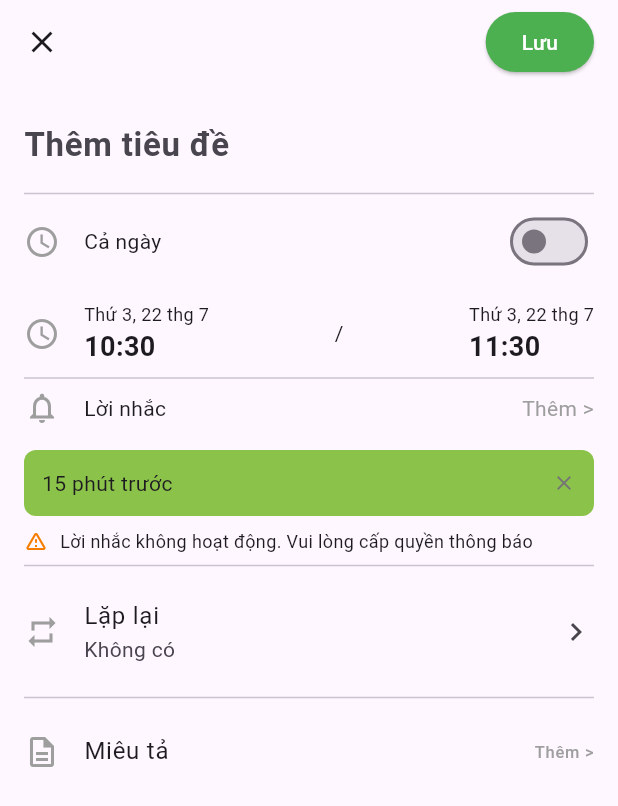
After one commit to MihFap/reminder_app, a Flutter app: the TodoDetailScreen screen opened directly, on a phone screen of 412 x 824 dp. The commit adds this screen. Shown: the top 806 px of the screen. Run offline on Flutter 3.47's test engine with Material 3 defaults, Android fonts, the phone set to English and light mode, and no system bars; our stand-ins replace table_calendar.

Commit message:
update giao diện ++++

```diff
--- a/lib/screens/calendar_screen.dart
+++ b/lib/screens/calendar_screen.dart
@@ -45,7 +45,7 @@ class _CalendarScreenState extends State<CalendarScreen> {
               SizedBox(width: 10),
               Text(
                 "${_focusedDay.month}/${_focusedDay.year}",
-                style: TextStyle(fontWeight: FontWeight.bold, fontSize: 20),
+                style: TextStyle(fontWeight: FontWeight.bold, fontSize: 25),
               ),
               SizedBox(width: 10),
               IconButton(
--- /dev/null
+++ b/lib/screens/todo_detail.dart
@@ -0,0 +1,275 @@
+import 'package:flutter/material.dart';
+import 'package:intl/intl.dart';
+
+class TodoDetailScreen extends StatefulWidget {
+  const TodoDetailScreen({super.key});
+
+  @override
+  State<TodoDetailScreen> createState() => _TodoDetailScreenState();
+}
+
+class _TodoDetailScreenState extends State<TodoDetailScreen> {
+  bool _isAllDay = false;
+
+  // 1. Thêm State để quản lý thời gian động
+  DateTime _startTime = DateTime.now();
+  DateTime _endTime = DateTime.now().add(const Duration(hours: 1));
+
+  // 2. Thêm lại hàm hiển thị Dialog chọn giờ
+  void _showCustomTimePicker(BuildContext context, bool isStartTime) {
+    DateTime initialTime = isStartTime ? _startTime : _endTime;
+    int selectedHour = initialTime.hour;
+    int selectedMinute = initialTime.minute;
+
+    final hourController = FixedExtentScrollController(initialItem: selectedHour);
+    final minuteController = FixedExtentScrollController(initialItem: selectedMinute);
+
+    showDialog(
+      context: context,
+      builder: (BuildContext context) {
+        return AlertDialog(
+          shape: RoundedRectangleBorder(borderRadius: BorderRadius.circular(20)),
+          title: Row(
+            children: const [
+              Text('Cài đặt thời gian'),
+              Spacer(),
+              Icon(Icons.watch_later_outlined)
+            ],
+          ),
+          content: SizedBox(
+            height: 200,
+            child: Row(
+              mainAxisAlignment: MainAxisAlignment.center,
+              children: [
+                SizedBox(
+                  width: 70,
+                  child: ListWheelScrollView.useDelegate(
+                    controller: hourController,
+                    itemExtent: 50,
+                    perspective: 0.005,
+                    diameterRatio: 1.2,
+                    physics: const FixedExtentScrollPhysics(),
+                    onSelectedItemChanged: (index) => selectedHour = index,
+                    childDelegate: ListWheelChildBuilderDelegate(
+                      childCount: 24,
+                      builder: (context, index) => Center(
+                        child: Text(index.toString().padLeft(2, '0'), style: const TextStyle(fontSize: 22)),
+                      ),
+                    ),
+                  ),
+                ),
+                const Text(':', style: TextStyle(fontSize: 24)),
+                SizedBox(
+                  width: 70,
+                  child: ListWheelScrollView.useDelegate(
+                    controller: minuteController,
+                    itemExtent: 50,
+                    perspective: 0.005,
+                    diameterRatio: 1.2,
+                    physics: const FixedExtentScrollPhysics(),
+                    onSelectedItemChanged: (index) => selectedMinute = index,
+                    childDelegate: ListWheelChildBuilderDelegate(
+                      childCount: 60,
+                      builder: (context, index) => Center(
+                        child: Text(index.toString().padLeft(2, '0'), style: const TextStyle(fontSize: 22)),
+                      ),
+                    ),
+                  ),
+                ),
+              ],
+            ),
+          ),
+          actions: [
+            TextButton(onPressed: () => Navigator.of(context).pop(), child: const Text('Hủy')),
+            TextButton(
+              onPressed: () {
+                setState(() {
+                  final now = DateTime.now();
+                  final newTime = DateTime(now.year, now.month, now.day, selectedHour, selectedMinute);
+                  if (isStartTime) {
+                    _startTime = newTime;
+                    if(_endTime.isBefore(_startTime.add(const Duration(hours: 1)))){
+                      _endTime = _startTime.add(const Duration(hours: 1));
+                    }
+                  } else {
+                    _endTime = newTime;
+                  }
+                });
+                Navigator.of(context).pop();
+              },
+              child: const Text('Xác nhận'),
+            ),
+          ],
+        );
+      },
+    );
+  }
+
+  @override
+  Widget build(BuildContext context) {
+    return Scaffold(
+      // XÓA: backgroundColor: Colors.white
+      appBar: AppBar(
+        // XÓA: backgroundColor và elevation
+        // Icon và chữ sẽ tự động đổi màu theo theme
+        leading: IconButton(
+          icon: const Icon(Icons.close),
+          onPressed: () => Navigator.of(context).pop(),
+        ),
+        actions: [
+          Padding(
+            padding: const EdgeInsets.only(right: 16.0, top: 8, bottom: 8),
+            child: ElevatedButton(
+              onPressed: () {},
+              style: ElevatedButton.styleFrom(
+                backgroundColor: Colors.green,
+                foregroundColor: Colors.white,
+                shape: RoundedRectangleBorder(borderRadius: BorderRadius.circular(20)),
+              ),
+              child: const Text('Lưu'),
+            ),
+          ),
+        ],
+      ),
+      body: ListView(
+        padding: const EdgeInsets.all(16.0),
+        children: [
+          const TextField(
+            decoration: InputDecoration(
+              hintText: 'Thêm tiêu đề',
+              border: InputBorder.none,
+              hintStyle: TextStyle(fontSize: 22),
+            ),
+            style: TextStyle(fontSize: 22, fontWeight: FontWeight.bold),
+          ),
+          const Divider(),
+          _buildTimeSection(), // 3. Gọi hàm đã được cập nhật
+          const Divider(),
+          _buildReminderSection(),
+          const Divider(),
+          _buildOptionRow(
+            icon: Icons.repeat,
+            title: 'Lặp lại',
+            subtitle: 'Không có',
+            trailing: const Icon(Icons.chevron_right),
+          ),
+          const Divider(),
+          _buildOptionRow(
+            icon: Icons.description_outlined,
+            title: 'Miêu tả',
+            trailing: const Text('Thêm >', style: TextStyle(color: Colors.grey)),
+          ),
+        ],
+      ),
+    );
+  }
+
+  // 3. Cập nhật Widget cho phần chọn thời gian
+  Widget _buildTimeSection() {
+    return Column(
+      children: [
+        Row(
+          children: [
+            const Icon(Icons.access_time, color: Colors.grey),
+            const SizedBox(width: 16),
+            const Text('Cả ngày'),
+            const Spacer(),
+            Switch(
+              value: _isAllDay,
+              onChanged: (value) {
+                setState(() {
+                  _isAllDay = value;
+                });
+              },
+            ),
+          ],
+        ),
+        const SizedBox(height: 16),
+        Row(
+          children: [
+            const Icon(Icons.watch_later_outlined, color: Colors.grey),
+            const SizedBox(width: 16),
+            // Ô giờ bắt đầu (có thể nhấn)
+            GestureDetector(
+              onTap: () => _showCustomTimePicker(context, true),
+              child: Column(
+                crossAxisAlignment: CrossAxisAlignment.start,
+                children: [
+                  Text(DateFormat('E, d MMM', 'vi_VN').format(_startTime), style: const TextStyle(fontSize: 12)),
+                  Text(DateFormat('HH:mm').format(_startTime), style: const TextStyle(fontSize: 18, fontWeight: FontWeight.bold)),
+                ],
+              ),
+            ),
+            const Spacer(),
+            const Text('/'),
+            const Spacer(),
+            // Ô giờ kết thúc (có thể nhấn)
+            GestureDetector(
+              onTap: () => _showCustomTimePicker(context, false),
+              child: Column(
+                crossAxisAlignment: CrossAxisAlignment.start,
+                children: [
+                  Text(DateFormat('E, d MMM', 'vi_VN').format(_endTime), style: const TextStyle(fontSize: 12)),
+                  Text(DateFormat('HH:mm').format(_endTime), style: const TextStyle(fontSize: 18, fontWeight: FontWeight.bold)),
+                ],
+              ),
+            ),
+          ],
+        ),
+      ],
+    );
+  }
+
+  Widget _buildReminderSection() {
+    // Giữ nguyên mã của bạn
+    return Column(
+      children: [
+        Row(
+          children: const [
+            Icon(Icons.notifications_outlined, color: Colors.grey),
+            SizedBox(width: 16),
+            Text('Lời nhắc'),
+            Spacer(),
+            Text('Thêm >', style: TextStyle(color: Colors.grey)),
+          ],
+        ),
+        const SizedBox(height: 16),
+        Container(
+          padding: const EdgeInsets.all(12),
+          decoration: BoxDecoration(color: Colors.lightGreen, borderRadius: BorderRadius.circular(8)),
+          child: Row(
+            children: [
+              const Text('15 phút trước'),
+              const Spacer(),
+              Icon(Icons.close, size: 16, color: Colors.grey.shade600),
+            ],
+          ),
+        ),
+        const SizedBox(height: 8),
+        Row(
+          children: [
+            Icon(Icons.warning_amber_rounded, color: Colors.orange.shade700, size: 16),
+            const SizedBox(width: 8),
+            const Text('Lời nhắc không hoạt động. Vui lòng cấp quyền thông báo', style: TextStyle(fontSize: 12)),
+          ],
+        )
+      ],
+    );
+  }
+
+  Widget _buildOptionRow({
+    required IconData icon,
+    required String title,
+    String? subtitle,
+    Widget? trailing,
+  }) {
+    // Giữ nguyên mã của bạn, đã bỏ isPro
+    return ListTile(
+      leading: Icon(icon, color: Colors.grey),
+      title: Text(title),
+      subtitle: subtitle != null ? Text(subtitle) : null,
+      trailing: trailing,
+      contentPadding: EdgeInsets.zero,
+    );
+  }
+}
```
Also changed, not shown: lib/main.dart (+18 -6 lines), lib/screens/note_detail.dart (added, +83 -0 lines).
